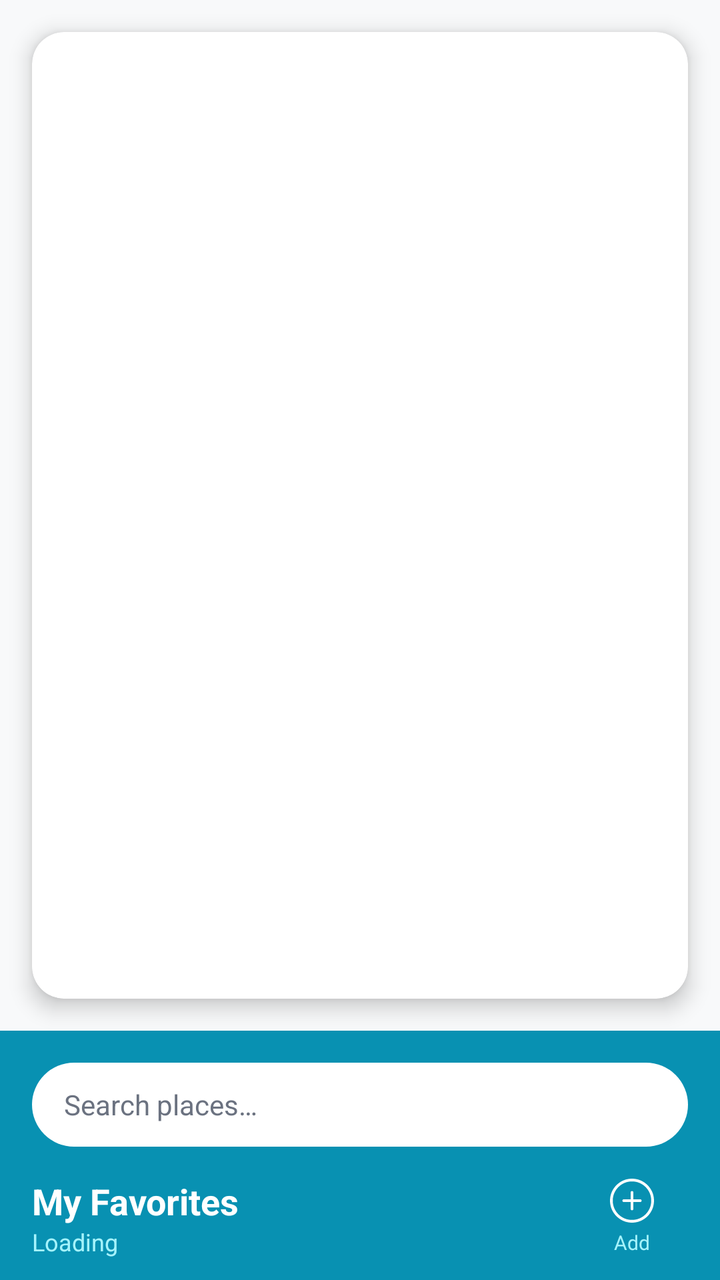
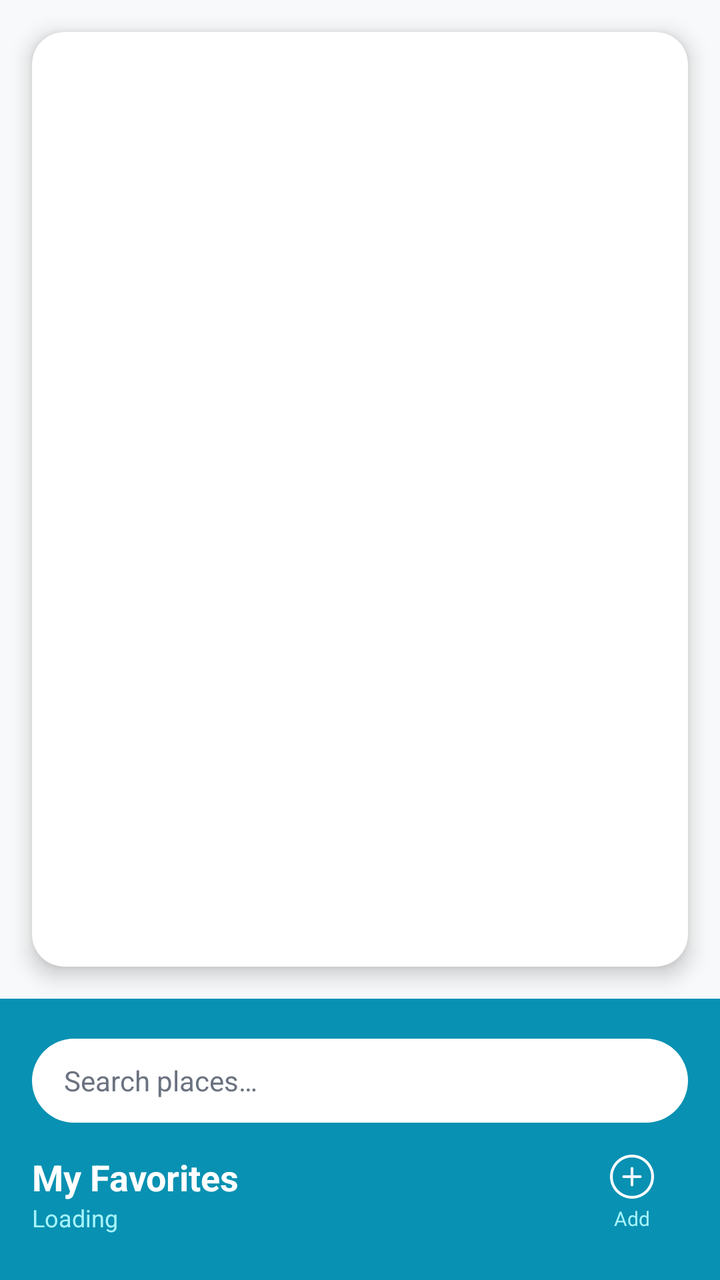

Compare the two renders of this Android layout. The source of the first and the diff that turns it into the second are given below.
<!-- AndroidManifest.xml: application theme Theme.Favorite -->
<!-- res/layout/activity_main.xml -->
<?xml version="1.0" encoding="utf-8"?>
<LinearLayout xmlns:android="http://schemas.android.com/apk/res/android"
    xmlns:app="http://schemas.android.com/apk/res-auto"
    xmlns:tools="http://schemas.android.com/tools"
    android:layout_width="match_parent"
    android:layout_height="match_parent"
    android:orientation="vertical"
    android:background="#F8F9FA"
    tools:context=".Controllers.MainController">

    <com.google.android.material.card.MaterialCardView
        android:layout_width="match_parent"
        android:layout_height="wrap_content"
        android:layout_margin="16dp"
        app:cardCornerRadius="16dp"
        app:cardElevation="6dp"
        android:layout_weight="1"
        app:cardBackgroundColor="@color/white">
    <ListView
        android:id="@+id/listView"
        android:layout_width="match_parent"
        android:layout_height="wrap_content"
        android:divider="@color/border_color"
        android:dividerHeight="1dp"
        android:listSelector="@android:color/transparent"  />

    </com.google.android.material.card.MaterialCardView>

    <LinearLayout
        android:orientation="vertical"
        android:background="@color/purple_500"
        android:paddingTop="16dp"
        android:paddingBottom="8dp"
        android:paddingLeft="16dp"
        android:paddingRight="16dp"
        android:layout_width="match_parent"
        android:layout_height="wrap_content">

        <EditText
            android:id="@+id/search_place"
            android:layout_width="match_parent"
            android:layout_height="42dp"
            android:layout_marginBottom="12dp"
            android:paddingLeft="16dp"
            android:paddingRight="16dp"
            android:hint="Search places…"
            android:background="@drawable/bg_search_pill"
            android:textColor="@color/text_primary"
            android:textColorHint="@color/text_gray"
            android:textSize="14sp" />
        <LinearLayout
            android:layout_width="match_parent"
            android:layout_height="wrap_content"
            android:orientation="horizontal"
            android:gravity="center_vertical">

            
            <LinearLayout
                android:layout_weight="1"
                android:orientation="vertical"
                android:layout_width="0dp"
                android:layout_height="wrap_content">

                <TextView
                    android:text="@string/title_toolBar"
                    android:textSize="18sp"
                    android:textStyle="bold"
                    android:textColor="@color/white"
                    android:layout_width="wrap_content"
                    android:layout_height="wrap_content" />

                <TextView
                    android:id="@+id/number_of_social"
                    android:text="@string/num_places"
                    android:textSize="12sp"
                    android:textColor="@color/header_subtitle"
                    android:layout_width="wrap_content"
                    android:layout_height="wrap_content" />
            </LinearLayout>


            
            <LinearLayout
                android:onClick="openPlaceSaver"
                android:orientation="vertical"
                android:gravity="center"
                android:layout_width="56dp"
                android:layout_height="wrap_content"
                android:paddingTop="4dp"
                android:paddingBottom="4dp">
                <ImageView
                    android:src="@drawable/plus"
                    android:layout_width="22dp"
                    android:layout_height="22dp" />
                <TextView
                    android:text="Add"
                    android:textSize="10sp"
                    android:textColor="@color/header_subtitle"
                    android:layout_marginTop="3dp"
                    android:layout_width="wrap_content"
                    android:layout_height="wrap_content" />
            </LinearLayout>

        </LinearLayout>
    </LinearLayout>

</LinearLayout>
<!-- resources referenced by this layout -->
<resources>
  <color name="border_color">#A5F3FC</color>
  <color name="header_subtitle">#A5F3FC</color>
  <color name="purple_500">#0891B2</color>
  <color name="text_gray">#6B7280</color>
  <color name="text_primary">#0C4A6E</color>
  <color name="white">#FFFFFFFF</color>
  <!-- drawable bg_search_pill (drawable) -->
  <?xml version="1.0" encoding="utf-8"?>
  <shape xmlns:android="http://schemas.android.com/apk/res/android"
      android:shape="rectangle">
      <corners android:radius="21dp" />
      <solid android:color="@color/surface" />
  </shape>
  <!-- drawable plus (drawable) -->
  <vector xmlns:android="http://schemas.android.com/apk/res/android" android:height="30dp" android:viewportHeight="32" android:viewportWidth="32" android:width="30dp">
        
      <path android:fillColor="#ffffff" android:fillType="evenOdd" android:pathData="M16,30C8.268,30 2,23.73 2,16C2,8.27 8.268,2 16,2C23.732,2 30,8.27 30,16C30,23.73 23.732,30 16,30L16,30ZM16,0C7.163,0 0,7.16 0,16C0,24.84 7.163,32 16,32C24.837,32 32,24.84 32,16C32,7.16 24.837,0 16,0L16,0ZM22,15L17,15L17,10C17,9.45 16.553,9 16,9C15.447,9 15,9.45 15,10L15,15L10,15C9.447,15 9,15.45 9,16C9,16.55 9.447,17 10,17L15,17L15,22C15,22.55 15.447,23 16,23C16.553,23 17,22.55 17,22L17,17L22,17C22.553,17 23,16.55 23,16C23,15.45 22.553,15 22,15L22,15Z" android:strokeColor="#00000000" android:strokeWidth="1"/>
      
  </vector>
  <string name="num_places">Loading</string>
  <string name="title_toolBar">My Favorites</string>
  <style name="Theme.Favorite" parent="Theme.MaterialComponents.Light.NoActionBar">
          
          <item name="colorPrimary">@color/primary_purple</item>
          <item name="colorPrimaryVariant">@color/primary_dark</item>
          <item name="colorOnPrimary">@color/white</item>
          
          <item name="colorSecondary">@color/primary_light</item>
          <item name="colorSecondaryVariant">@color/primary_dark</item>
          <item name="colorOnSecondary">@color/white</item>
          
          <item name="android:statusBarColor">@color/primary_purple</item>
          <item name="android:windowLightStatusBar" tools:targetApi="23">false</item>
          
          <item name="colorSurface">@color/surface</item>
          <item name="colorOnSurface">@color/text_primary</item>
          <item name="android:colorBackground">@color/background_dark</item>
          
          <item name="boxStrokeColor">@color/primary_purple</item>
      </style>
  <color name="surface">#FFFFFF</color>
  <color name="primary_purple">#0891B2</color>
  <color name="primary_dark">#0E7490</color>
  <color name="primary_light">#67E8F9</color>
  <color name="background_dark">#E0F7FA</color>
</resources>

<!-- the commit's change to res/layout/activity_main.xml (unified diff, before → after) -->
@@ -29,8 +29,8 @@
     <LinearLayout
         android:orientation="vertical"
         android:background="@color/purple_500"
-        android:paddingTop="16dp"
-        android:paddingBottom="8dp"
+        android:paddingTop="20dp"
+        android:paddingBottom="20dp"
         android:paddingLeft="16dp"
         android:paddingRight="16dp"
         android:layout_width="match_parent"
